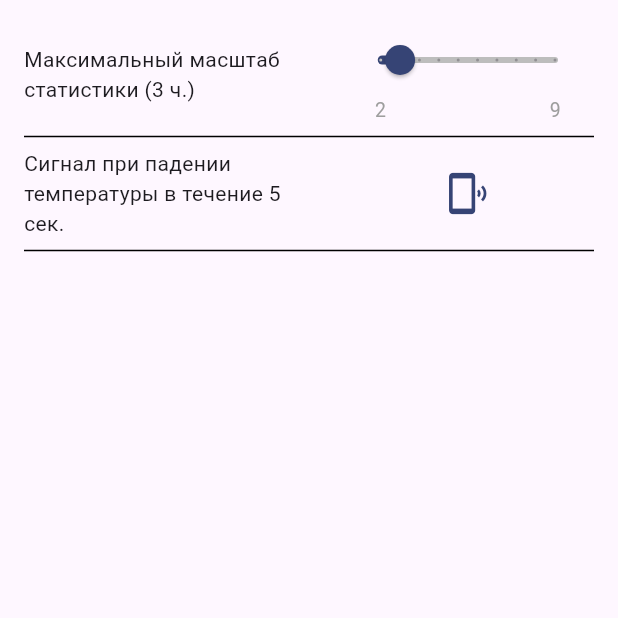
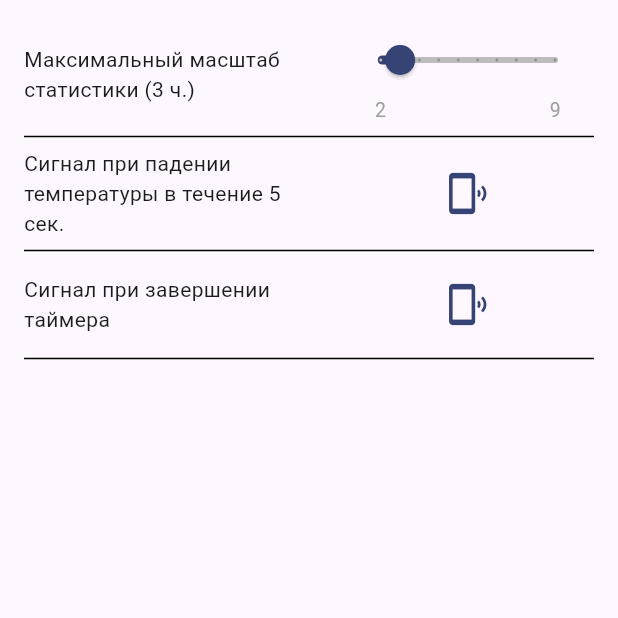
Before and after one commit to AI-devices/thermo, a Flutter app: the SettingsWidget screen opened directly, after a tap on the "clear" icon, on a phone screen of 412 x 824 dp, the top half of it. Run offline on Flutter 3.47's test engine with Material 3 defaults, Android fonts, the phone set to English and light mode, and no system bars; our stand-ins replace audioplayers, circular_countdown_timer, fl_chart, flutter_blue_plus, flutter_svg, mask_text_input_formatter and 2 more; accounts and stored records are empty.

Commit message:
add setting "notice when timer is finished"

```diff
--- a/lib/components/data_provider.dart
+++ b/lib/components/data_provider.dart
@@ -9,7 +9,8 @@ abstract class _Keys {
   static const maxHoursForStat = 'max_hours_for_stat';
   static const coordinatesChart = 'coordinates_chart';
   static const scaleAxisX = 'scale_axis_x';
-  static const alarmWhenTempDrops = 'alarm_when_temp_drops';
+  static const notifyWhenTempDrops = 'notify_when_temp_drops';
+  static const notifyWhenTimerEnds = 'notify_when_timer_ends';
 }
 
 class DataProvider {
@@ -68,10 +69,16 @@ class DataProvider {
     await (await _sharedPreferences).setString(_Keys.coordinatesChart, json.encode(coordinates));
   }
 
-  Future<String> getAlarmWhenTempDrops() async {
-    return (await _sharedPreferences).getString(_Keys.alarmWhenTempDrops) ?? Settings.typeNone;
+  Future<String> getNotifyWhenTempDrops() async {
+    return (await _sharedPreferences).getString(_Keys.notifyWhenTempDrops) ?? Settings.typeNone;
   }
-  Future<void> setAlarmWhenTempDrops() async {
-    await (await _sharedPreferences).setString(_Keys.alarmWhenTempDrops, Settings.alarmWhenTempDrops);
+  Future<void> setNotifyWhenTempDrops() async {
+    await (await _sharedPreferences).setString(_Keys.notifyWhenTempDrops, Settings.notifyWhenTempDrops);
+  }
+  Future<String> getNotifyWhenTimerEnds() async {
+    return (await _sharedPreferences).getString(_Keys.notifyWhenTimerEnds) ?? Settings.typeRing;
+  }
+  Future<void> setNotifyWhenTimerEnds() async {
+    await (await _sharedPreferences).setString(_Keys.notifyWhenTimerEnds, Settings.notifyWhenTimerEnds);
   }
 }
--- a/lib/components/settings.dart
+++ b/lib/components/settings.dart
@@ -1,8 +1,14 @@
 import 'dart:ui';
+import 'package:audioplayers/audioplayers.dart';
 import 'package:fl_chart/fl_chart.dart';
 import 'package:thermo/components/data_provider.dart';
+import 'package:thermo/widgets/assets.dart';
+import 'package:vibration/vibration.dart';
 
 abstract class Settings {
+  static final _player = AudioPlayer();
+  static final _dataProvider = DataProvider();
+
   static bool envDebug = false;
   static late int maxHoursForChart;
   static VoidCallback? maxHoursForChartChanged;
@@ -10,15 +16,16 @@ abstract class Settings {
   static late List<FlSpot> coordinatesChart;
   static setCoordinatesChart(List<FlSpot> coordinates) {
     coordinatesChart = coordinates;
-    DataProvider().saveCoordinates();
+    _dataProvider.saveCoordinates();
   }
   static late double scaleAxisX;
   static setScaleAxisX(double value) {
     scaleAxisX = value;
-    DataProvider().saveAxisX();
+    _dataProvider.saveAxisX();
   }
 
-  static late String alarmWhenTempDrops;
+  static late String notifyWhenTempDrops;
+  static late String notifyWhenTimerEnds;
 
   static bool vibrationIsSupported = false;
 
@@ -31,4 +38,21 @@ abstract class Settings {
   static const typeRing = 'ring';
   static const typeVibration = 'vibration';
   static const typeNone = 'none';
+
+  static String changeTypeNotify(String currentType) {
+    switch (currentType) {
+      case typeRing :
+        if (vibrationIsSupported) {
+          Vibration.vibrate();
+          return typeVibration;
+        }
+        return typeNone;
+      case typeVibration :
+        return typeNone;
+      case typeNone :
+      default :
+        _player.play(AssetSource('../${AppAssets.alarmAudio}'), position: const Duration(seconds: 3)); //всего 4 сек длится, ограничиваем
+        return typeRing;
+    }
+  }
 }
--- a/lib/main.dart
+++ b/lib/main.dart
@@ -16,7 +16,8 @@ void main() async {
   Settings.envDebug = foundation.kReleaseMode ? false : true;
   Settings.maxHoursForChart = await dataProvider.getMaxHoursForStat();
   await dataProvider.loadingChart();
-  Settings.alarmWhenTempDrops = await dataProvider.getAlarmWhenTempDrops();
+  Settings.notifyWhenTempDrops = await dataProvider.getNotifyWhenTempDrops();
+  Settings.notifyWhenTimerEnds = await dataProvider.getNotifyWhenTimerEnds();
 
   runApp(const MyApp());
 }
--- a/lib/widgets/additional_screens/settings_widget.dart
+++ b/lib/widgets/additional_screens/settings_widget.dart
@@ -1,11 +1,8 @@
-import 'package:audioplayers/audioplayers.dart';
 import 'package:flutter/material.dart';
 import 'package:thermo/components/data_provider.dart';
 import 'package:thermo/components/notifier.dart';
 import 'package:thermo/components/settings.dart';
 import 'package:thermo/components/styles.dart';
-import 'package:thermo/widgets/assets.dart';
-import 'package:vibration/vibration.dart';
 
 class SettingsWidget extends StatefulWidget {
   const SettingsWidget({Key? key}) : super(key: key);
@@ -16,7 +13,6 @@ class SettingsWidget extends StatefulWidget {
 
 class _SettingsWidgetState extends State<SettingsWidget> {
   final _dataProvider = DataProvider();
-  final _player = AudioPlayer();
   double maxHoursForStat = Settings.maxHoursForChart.toDouble();
 
   void onChangedHours(double value) {
@@ -30,25 +26,15 @@ class _SettingsWidgetState extends State<SettingsWidget> {
     Settings.maxHoursForChartChanged?.call();
   }
 
-  void changeAlarmWhenTempDrops() {
-    switch (Settings.alarmWhenTempDrops) {
-      case Settings.typeRing :
-        if (Settings.vibrationIsSupported) {
-          Settings.alarmWhenTempDrops = Settings.typeVibration;
-          Vibration.vibrate();
-        } else {
-          Settings.alarmWhenTempDrops = Settings.typeNone;
+  void changeNotifyWhenTempDrops() {
+    Settings.notifyWhenTempDrops = Settings.changeTypeNotify(Settings.notifyWhenTempDrops);
+    _dataProvider.setNotifyWhenTempDrops();
+    setState(() {});
   }
-        break;
-      case Settings.typeVibration :
-        Settings.alarmWhenTempDrops = Settings.typeNone;
-        break;
-      case Settings.typeNone :
-        Settings.alarmWhenTempDrops = Settings.typeRing;
-        _player.play(AssetSource('../${AppAssets.alarmAudio}'), position: const Duration(seconds: 3));
-        break;
-    }
-    _dataProvider.setAlarmWhenTempDrops();
+
+  void changeNotifyWhenTimerEnds() {
+    Settings.notifyWhenTimerEnds = Settings.changeTypeNotify(Settings.notifyWhenTimerEnds);
+    _dataProvider.setNotifyWhenTimerEnds();
     setState(() {});
   }
 
@@ -59,7 +45,20 @@ class _SettingsWidgetState extends State<SettingsWidget> {
         padding: const EdgeInsets.all(16.0),
         child: ListView(
           children: [
-            Row(
+            _maxHoursForStat(),
+            const Divider(color: Colors.black),
+            _notifyWhenTempDrops(),
+            const Divider(color: Colors.black),
+            _notifyWhenTimerEnds(),
+            const Divider(color: Colors.black),
+          ],
+        ),
+      ),
+    );
+  }
+
+  Row _maxHoursForStat() {
+    return Row(
             children: [
               Flexible(
                 flex: 6,
@@ -103,9 +102,11 @@ class _SettingsWidgetState extends State<SettingsWidget> {
                 ),
               ),
             ],
-            ),
-            const Divider(color: Colors.black),
-            Row(
+          );
+  }
+
+  Row _notifyWhenTempDrops() {
+    return Row(
       children: [
         const Flexible(
           flex: 6,
@@ -115,16 +116,33 @@ class _SettingsWidgetState extends State<SettingsWidget> {
         Flexible(
           flex: 5,
           child: InkResponse(
-                    onTap: changeAlarmWhenTempDrops,
-                    child: Center(child: Notifier.getNotifyIcon(type: Settings.alarmWhenTempDrops, size: 30, color: AppStyle.barColor))
+            onTap: changeNotifyWhenTempDrops,
+            child: Center(child: Notifier.getNotifyIcon(type: Settings.notifyWhenTempDrops, size: 30, color: AppStyle.barColor))
+          )
+        )
+      ],
+    );
+  }
+
+  Padding _notifyWhenTimerEnds() {
+    return Padding(
+      padding: const EdgeInsets.symmetric(vertical: 8.0),
+      child: Row(
+        children: [
+          const Flexible(
+            flex: 6,
+            child: Text('Сигнал при завершении таймера')
+          ),
+          const SizedBox(width: 10),
+          Flexible(
+            flex: 5,
+            child: InkResponse(
+              onTap: changeNotifyWhenTimerEnds,
+              child: Center(child: Notifier.getNotifyIcon(type: Settings.notifyWhenTimerEnds, size: 30, color: AppStyle.barColor))
             )
           )
         ],
       ),
-            const Divider(color: Colors.black),
-          ],
-        ),
-      ),
     );
   }
 }
--- a/pubspec.yaml
+++ b/pubspec.yaml
@@ -15,7 +15,7 @@ publish_to: 'none' # Remove this line if you wish to publish to pub.dev
 # In iOS, build-name is used as CFBundleShortVersionString while build-number used as CFBundleVersion.
 # Read more about iOS versioning at
 # https://developer.apple.com/library/archive/documentation/General/Reference/InfoPlistKeyReference/Articles/CoreFoundationKeys.html
-version: 1.1.0+3
+version: 1.1.1+4
 
 environment:
   sdk: ">=3.1.5 <4.0.0"
```
Also changed, not shown: lib/components/monitoring.dart (+4 -4 lines), lib/components/notifier.dart (+7 -1 lines), lib/widgets/main_screen/widgets/control_points_widget.dart (+4 -17 lines), lib/widgets/main_screen/widgets/count_down_widget.dart (+8 -1 lines). Lines whose indentation alone changed are shown as unchanged.
